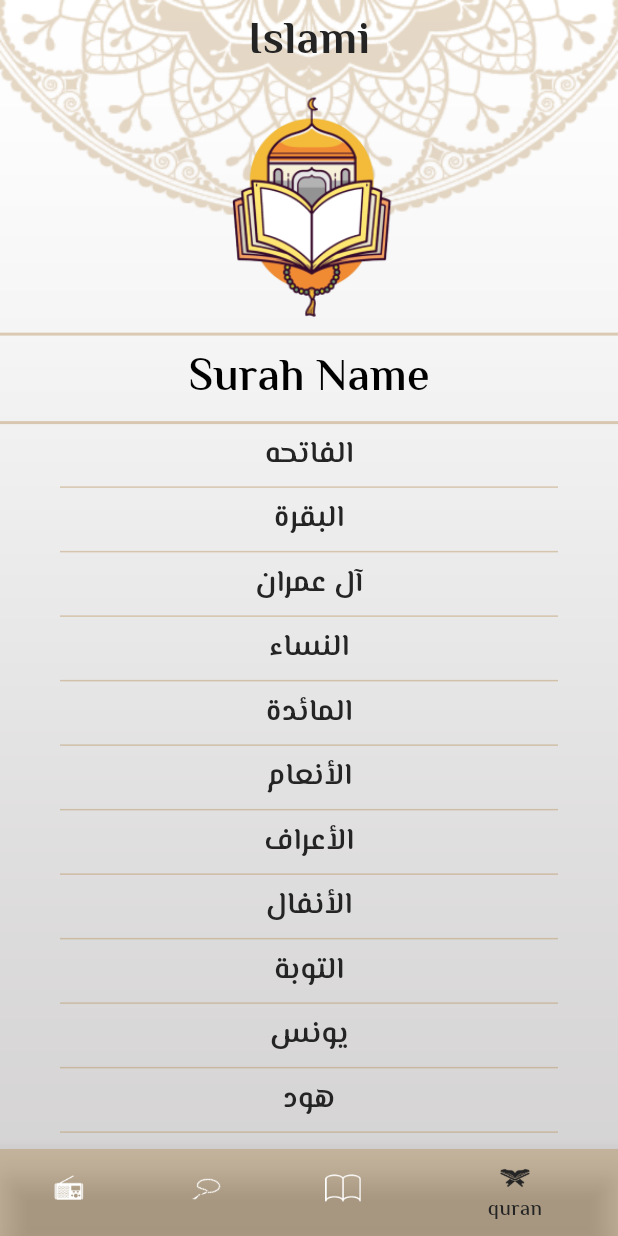
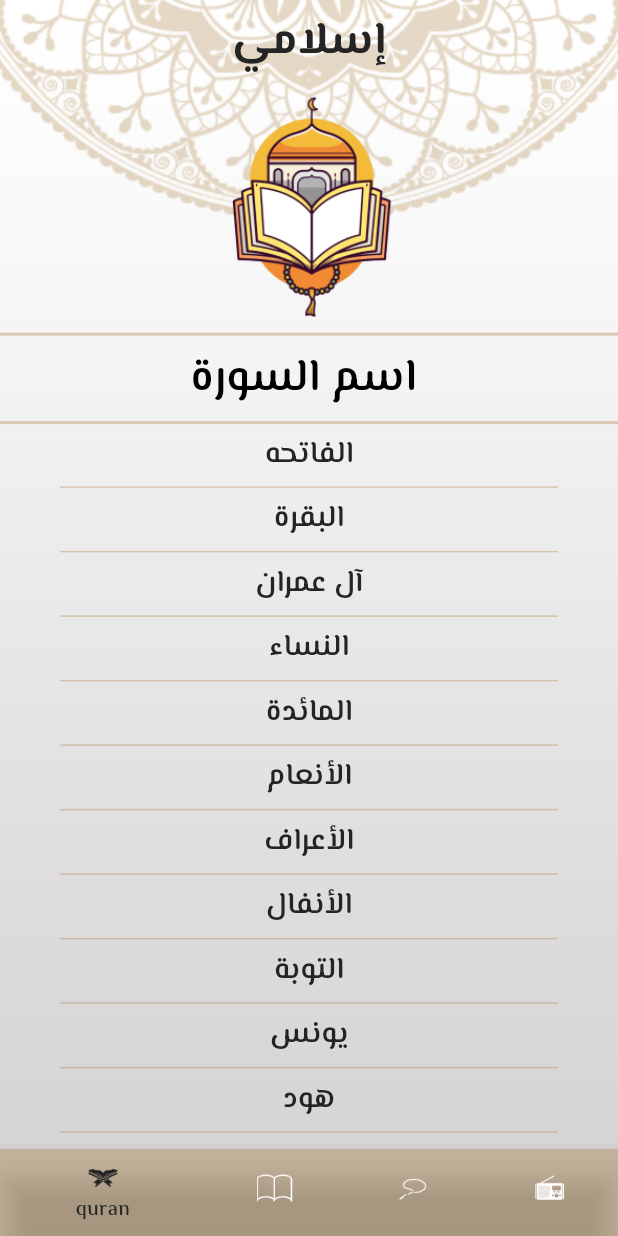
Before and after one commit to ebrahimElsayd/Islami_App, a Flutter app: the screen it shows after launch, item 4 of the bottom bar chosen, on a phone screen of 412 x 824 dp. Run offline on Flutter 3.47's test engine with Material 3 defaults, Android fonts, the phone set to English and light mode, and no system bars; our stand-ins replace google_fonts; generated files the repository leaves out were written again.

Commit message:
add localization

```diff
--- /dev/null
+++ b/app_en.arb
@@ -0,0 +1,6 @@
+{
+  "helloWorld": "Hello World!",
+  "@helloWorld": {
+    "description": "The conventional newborn programmer greeting"
+  }
+}
--- /dev/null
+++ b/l10n.yaml
@@ -0,0 +1,3 @@
+arb-dir: lib/l10n
+template-arb-file: app_en.arb
+output-localization-file: app_localizations.dart
--- a/lib/homescreen.dart
+++ b/lib/homescreen.dart
@@ -1,11 +1,10 @@
 import 'package:flutter/material.dart';
-import 'package:google_fonts/google_fonts.dart';
+import 'package:flutter_gen/gen_l10n/app_localizations.dart';
 import 'package:islamiapp/tabs/ahadeth.dart';
 import 'package:islamiapp/tabs/quran.dart';
 import 'package:islamiapp/tabs/radio.dart';
 import 'package:islamiapp/tabs/sebha.dart';
 import 'package:islamiapp/themes.dart';
-
 class HomeScreen extends StatefulWidget {
   static const String routeName = 'home';
 
@@ -29,9 +28,9 @@ class _HomeScreenState extends State<HomeScreen> {
           backgroundColor: Colors.transparent,
           appBar: AppBar(
               title: Text(
-                'Islami',
-                style: Theme.of(context).textTheme.bodyLarge,
-              )),
+                AppLocalizations.of(context)!.appTitle,
+            style: Theme.of(context).textTheme.bodyLarge,
+          )),
           bottomNavigationBar: BottomNavigationBar(
             currentIndex: index,
             onTap: (value) {
@@ -47,20 +46,20 @@ class _HomeScreenState extends State<HomeScreen> {
                   ),
                   label: "radio"),
               BottomNavigationBarItem(
-                  backgroundColor:Themes.primary,
+                  backgroundColor: Themes.primary,
                   icon: ImageIcon(
                     AssetImage("assets/images/sebha.png"),
                   ),
                   label: "sebha"),
               BottomNavigationBarItem(
-                  backgroundColor:Themes.primary,
+                  backgroundColor: Themes.primary,
                   icon: ImageIcon(
                     AssetImage("assets/images/qurann.png"),
                   ),
-                  label: "quran2"),
+                  label: "Ahadeth"),
               BottomNavigationBarItem(
-                  backgroundColor:Themes.primary,
-                  icon:   ImageIcon(
+                  backgroundColor: Themes.primary,
+                  icon: ImageIcon(
                     AssetImage("assets/images/quran.png"),
                   ),
                   label: "quran")
--- /dev/null
+++ b/lib/l10n/app_ar.arb
@@ -0,0 +1,5 @@
+{
+  "appTitle": "إسلامي",
+  "suraName": " اسم السورة",
+  "alhadith": "الأحاديث"
+}
--- a/lib/main.dart
+++ b/lib/main.dart
@@ -1,9 +1,9 @@
 import 'package:flutter/material.dart';
+import 'package:flutter_gen/gen_l10n/app_localizations.dart';
 import 'package:islamiapp/hadith_Details/hadithDetails.dart';
 import 'package:islamiapp/homescreen.dart';
 import 'package:islamiapp/surahdetails/surah_details.dart';
 import 'package:islamiapp/themes.dart';
-
 
 void main() {
   runApp(const MyApp());
@@ -16,6 +16,9 @@ class MyApp extends StatelessWidget {
   @override
   Widget build(BuildContext context) {
     return MaterialApp(
+      localizationsDelegates: AppLocalizations.localizationsDelegates,
+      supportedLocales: AppLocalizations.supportedLocales,
+      locale: Locale("ar"),
       //  title: 'Flutter Demo',
       routes: {
         HomeScreen.routeName: (context) => HomeScreen(),
--- a/lib/tabs/ahadeth.dart
+++ b/lib/tabs/ahadeth.dart
@@ -1,9 +1,9 @@
 import 'package:flutter/material.dart';
 import 'package:flutter/services.dart';
+import 'package:flutter_gen/gen_l10n/app_localizations.dart';
 import 'package:islamiapp/hadith_Details/hadithDetails.dart';
 import 'package:islamiapp/hadith_model.dart';
 import 'package:islamiapp/themes.dart';
-
 class AhadethTab extends StatefulWidget {
   @override
   State<AhadethTab> createState() => _AhadethTabState();
@@ -30,7 +30,7 @@ class _AhadethTabState extends State<AhadethTab> {
           thickness: 3,
           color: Themes.primary,
         ),
-        Text("الأحاديث",
+        Text(AppLocalizations.of(context)!.alhadith,
             style:
                 Theme.of(context).textTheme.bodyMedium?.copyWith(fontSize: 30)),
         const Divider(
--- a/lib/tabs/quran.dart
+++ b/lib/tabs/quran.dart
@@ -1,8 +1,9 @@
 import 'package:flutter/material.dart';
+import 'package:flutter_gen/gen_l10n/app_localizations.dart';
 import 'package:islamiapp/surah_model.dart';
 import 'package:islamiapp/surahdetails/surah_details.dart';
+
 import '../themes.dart';
-
 class QuranTab extends StatelessWidget {
   List<String> SurahNames = [
     "الفاتحه",
@@ -138,7 +139,7 @@ class QuranTab extends StatelessWidget {
             color: Themes.primary,
           ),
           Text(
-            'Surah Name',
+            AppLocalizations.of(context)!.suraName,
             style: Theme.of(context)
                 .textTheme
                 .bodyMedium!
--- a/pubspec.yaml
+++ b/pubspec.yaml
@@ -30,7 +30,9 @@ environment:
 dependencies:
   flutter:
     sdk: flutter
-
+  flutter_localizations:
+    sdk: flutter
+  intl: ^0.18.1
 
   # The following adds the Cupertino Icons font to your application.
   # Use with the CupertinoIcons class for iOS style icons.
@@ -53,7 +55,7 @@ dev_dependencies:
 
 # The following section is specific to Flutter packages.
 flutter:
-
+  generate: true # Add this line
   # The following line ensures that the Material Icons font is
   # included with your application, so that you can use the icons in
   # the material Icons class.
```
Also changed, not shown: pubspec.lock.
